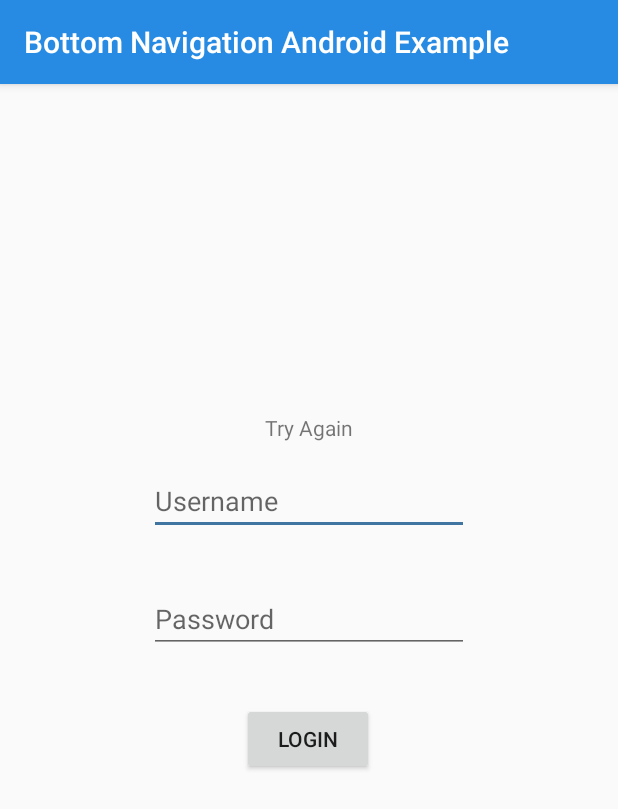
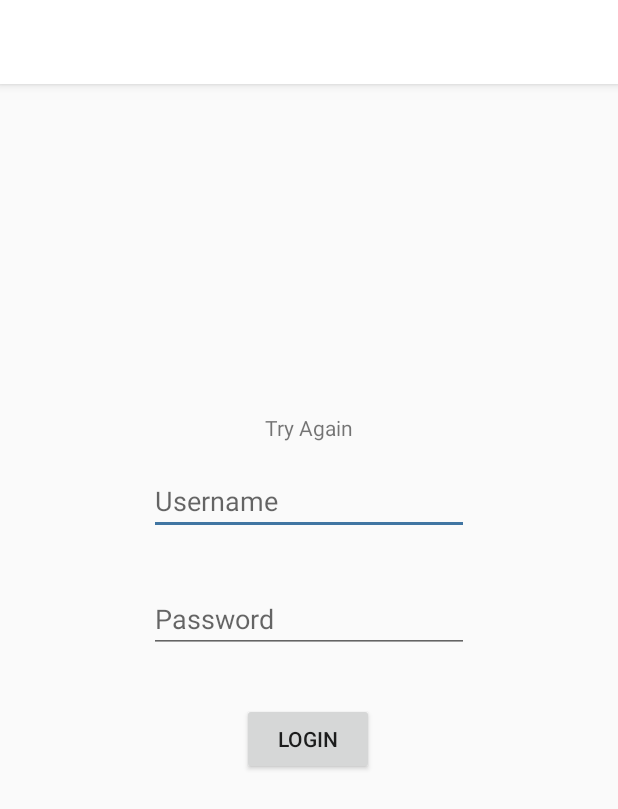
Before and after one commit to Bepen/ArtHouseGalleriaMobile, an Android app: the Login screen opened directly, with no data from a screen before it, after a tap on "LOGIN", on a phone screen of 412 x 824 dp. Shown: the top 809 px of the screen. Run offline under Robolectric (Android 15) with nearby library versions, the phone set to English and light mode, and no system bars.

Commit message:
fixed colors

```diff
--- a/app/src/main/java/com/example/arthouseapp/Login.java
+++ b/app/src/main/java/com/example/arthouseapp/Login.java
@@ -56,7 +56,7 @@ public class Login extends AppCompatActivity {
 
     protected boolean tryLogin(String uInput, String pInput){
         for(int i = 0; i < users.length; i++){
-            if(users[i].equals(uInput)){
+            if(users[i].toLowerCase().equals(uInput.toLowerCase())){
                 userIndex = i;
                 if(pInput.equals(passwords[userIndex])){
                     return true;
--- a/app/src/main/res/values/colors.xml
+++ b/app/src/main/res/values/colors.xml
@@ -1,8 +1,8 @@
 <?xml version="1.0" encoding="utf-8"?>
 <resources>
-    <color name="colorPrimary">#278be3</color>
-    <color name="colorPrimaryDark">#0f5998</color>
+    <color name="colorPrimary">#FFFFFF</color>
+    <color name="colorPrimaryDark">#000000</color>
     <color name="colorAccent">#4075a2</color>
     <color name="colorNavIcon">#dae9f6</color>
-    <color name="colorNavText">#01294b</color>
+    <color name="colorNavText">#000000</color>
 </resources>
--- a/app/src/main/res/values/strings.xml
+++ b/app/src/main/res/values/strings.xml
@@ -1,6 +1,6 @@
 <resources>
 
-    <string name="app_name">Bottom Navigation Android Example</string>
+    <string name="app_name">Art House</string>
 
     <string name="title_home">Home</string>
     <string name="title_dashboard">Dashboard</string>
```
